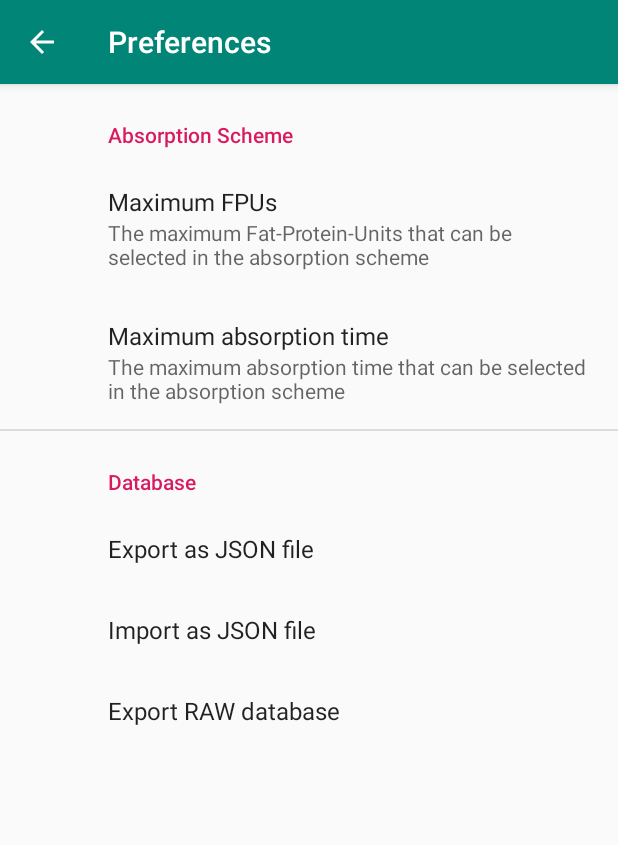
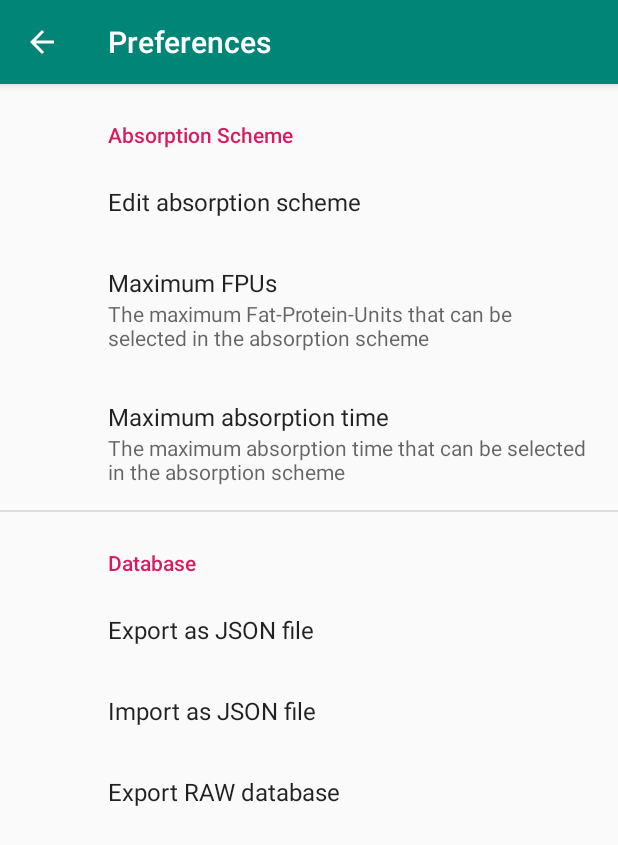
Before and after one commit to UlricusR/Android-EasyFPU, an Android app: the screen it shows after launch (PreferencesActivity), in the options menu, after a tap on "Settings", on a phone screen of 412 x 824 dp. Shown: the top 845 px of the screen. Run offline under Robolectric (Android 15) with nearby library versions, the phone set to English and light mode, and no system bars; our stand-ins replace Room's generated code, androidx.preference.

Commit message:
Moved Absorption Scheme Editing to Settings

```diff
--- a/app/build.gradle
+++ b/app/build.gradle
@@ -7,7 +7,7 @@ android {
         minSdkVersion 24
         targetSdkVersion 28
         versionCode 1
-        versionName "v0.3"
+        versionName "v0.4"
         testInstrumentationRunner "androidx.test.runner.AndroidJUnitRunner"
         javaCompileOptions {
             annotationProcessorOptions {
--- a/app/src/main/java/info/rueth/fpucalculator/presentation/ui/MainActivity.java
+++ b/app/src/main/java/info/rueth/fpucalculator/presentation/ui/MainActivity.java
@@ -152,10 +152,6 @@ public class MainActivity extends AppCompatActivity {
                 // Start preferences activity
                 startActivity(new Intent(this, PreferencesActivity.class));
                 return true;
-            case R.id.action_editabsorptionscheme:
-                // Edit absorption scheme
-                startActivity(new Intent(this, AbsorptionSchemeActivity.class));
-                return true;
             case R.id.action_about:
                 // Show about dialog
                 showAboutDialog();
--- a/app/src/main/java/info/rueth/fpucalculator/presentation/ui/PreferencesFragment.java
+++ b/app/src/main/java/info/rueth/fpucalculator/presentation/ui/PreferencesFragment.java
@@ -33,6 +33,14 @@ public class PreferencesFragment extends PreferenceFragmentCompat {
     @Override
     public void onCreatePreferences(Bundle savedInstanceState, String rootKey) {
         setPreferencesFromResource(R.xml.preferences, rootKey);
+
+        // Add onClickListener for editing absorption scheme
+        Preference editAbsorptionSchemePref = findPreference(getString(R.string.preference_absorptionscheme_edit_key));
+        editAbsorptionSchemePref.setOnPreferenceClickListener(preference -> {
+            // Edit absorption scheme
+            startActivity(new Intent(getContext(), AbsorptionSchemeActivity.class));
+            return true;
+        });
 
         // Add text watcher to avoid that the user enters other than numeric values;
         // this is a workaround because androidx.preference.PreferenceScreen
--- a/app/src/main/res/layout/about.xml
+++ b/app/src/main/res/layout/about.xml
@@ -12,7 +12,6 @@
         android:text="@string/app_descripton" />
 
     <TextView
-        android:id="@+id/about_documentation_link"
         android:layout_width="match_parent"
         android:layout_height="wrap_content"
         android:paddingTop="20dip"
@@ -23,7 +22,6 @@
         android:focusable="true" />
 
     <TextView
-        android:id="@+id/about_github_link"
         android:layout_width="match_parent"
         android:layout_height="wrap_content"
         android:paddingTop="20dip"
--- a/app/src/main/res/layout/activity_new_food.xml
+++ b/app/src/main/res/layout/activity_new_food.xml
@@ -102,7 +102,6 @@
         app:layout_constraintTop_toBottomOf="@+id/calories_label" />
 
     <TextView
-        android:id="@+id/calories_unit"
         android:layout_width="0dp"
         android:layout_height="wrap_content"
         android:layout_marginStart="8dp"
@@ -138,7 +137,6 @@
         app:layout_constraintTop_toBottomOf="@+id/carbs_label" />
 
     <TextView
-        android:id="@+id/carbs_unit"
         android:layout_width="0dp"
         android:layout_height="wrap_content"
         android:layout_marginStart="8dp"
@@ -173,7 +171,6 @@
         app:layout_constraintTop_toBottomOf="@+id/amounttypical_label"/>
 
     <TextView
-        android:id="@+id/comment_label"
         android:layout_width="0dp"
         android:layout_height="wrap_content"
         android:layout_marginTop="8dp"
--- a/app/src/main/res/layout/food_calc_item.xml
+++ b/app/src/main/res/layout/food_calc_item.xml
@@ -10,7 +10,6 @@
     android:background="?attr/selectableItemBackground">
 
     <androidx.constraintlayout.widget.ConstraintLayout
-        android:id="@+id/newmeal_fooditem"
         android:layout_width="match_parent"
         android:layout_height="wrap_content"
         android:padding="@dimen/small_padding">
--- a/app/src/main/res/layout/meal_food_item.xml
+++ b/app/src/main/res/layout/meal_food_item.xml
@@ -11,7 +11,6 @@
     android:background="?attr/selectableItemBackground">
 
     <androidx.constraintlayout.widget.ConstraintLayout
-        android:id="@+id/meal_food_item"
         android:layout_width="match_parent"
         android:layout_height="wrap_content"
         android:padding="@dimen/small_padding">
@@ -68,7 +67,6 @@
             app:layout_constraintBaseline_toBaselineOf="@id/calcmeal_calories_label" />
 
         <TextView
-            android:id="@+id/calcmeal_calories_unit"
             android:text="@string/calories_unit"
             android:layout_width="0dp"
             android:layout_height="wrap_content"
@@ -94,7 +92,6 @@
             app:layout_constraintBaseline_toBaselineOf="@id/calcmeal_carbs_label" />
 
         <TextView
-            android:id="@+id/calcmeal_carbs_unit"
             android:text="@string/carbs_unit"
             android:layout_width="0dp"
             android:layout_height="wrap_content"
@@ -146,7 +143,6 @@
             app:layout_constraintBaseline_toBaselineOf="@id/calcmeal_ecarbs_label" />
 
         <TextView
-            android:id="@+id/calcmeal_ecarbs_unit"
             android:text="@string/unit_gram"
             android:layout_width="0dp"
             android:layout_height="wrap_content"
--- a/app/src/main/res/menu/menu_main.xml
+++ b/app/src/main/res/menu/menu_main.xml
@@ -8,12 +8,6 @@
         android:title="@string/action_settings"
         app:showAsAction="never" />
     <item
-        android:id="@+id/action_editabsorptionscheme"
-        android:orderInCategory="300"
-        android:title="@string/action_editabsorptionscheme"
-        app:showAsAction="never" />
-
-    <item
         android:id="@+id/action_about"
         android:orderInCategory="400"
         android:title="@string/about_dialog"
--- a/app/src/main/res/values/strings.xml
+++ b/app/src/main/res/values/strings.xml
@@ -41,9 +41,6 @@
     <string name="title_activity_editfood">Edit Food</string>
     <string name="backup_complete">Export completed</string>
     <string name="backup_failed">Export failed</string>
-    <string name="action_exportdb_raw">Export raw database</string>
-    <string name="action_exportdb_json">Export database as JSON</string>
-    <string name="backup_cannotwrite">Cannot write to</string>
     <string name="button_add">Add</string>
     <string name="button_remove">Remove</string>
     <string name="action_editabsorptionscheme">Edit absorption scheme</string>
@@ -53,6 +50,8 @@
     <string name="err_newabsorptionblock_absorptiontime">Cannot add absorption block: Absorption time does not fit to existing values</string>
     <string name="dialog_title_newabsorptionblock">New absorption block</string>
     <string name="dialog_message_newabsorptionblock">Enter the absorption time related to the maximum FPUs</string>
+    <string name="preference_absorptionscheme_edit_key" translatable="false">info.rueth.fpucalculator.preference.editabsorptionscheme</string>
+    <string name="preference_absorptionscheme_edit">Edit absorption scheme</string>
     <string name="category_absorptionscheme">Absorption Scheme</string>
     <string name="preference_maxfpu_key" translatable="false">info.rueth.fpucalculator.preference.maxfpu</string>
     <string name="preference_maxfpu">Maximum FPUs</string>
@@ -71,7 +70,6 @@
     <string name="export_notification_channel_description">Export of the FPU Calculator database</string>
     <string name="export_notification_title">FPU Calculator Database Export</string>
     <string name="export_notification_message">Database is being exported</string>
-    <string name="err_directory_not_created">Directory not created:</string>
     <string name="err_filename_missing">Missing file name for database export</string>
     <string name="err_database_not_found">Database not found</string>
     <string name="app_descripton">Calculates carbs, extended carbs (aka. eCarbs or Fake Carbs) and the matching absorption time for individual food or a whole meal.</string>
@@ -83,7 +81,6 @@
     <string name="dbimport_dialog_mode_message">Replace or append to existing data?</string>
     <string name="dbimport_dialog_mode_button_replace">Replace</string>
     <string name="dbimport_dialog_mode_button_append">Append</string>
-    <string name="action_importdb_json">Import database from JSON</string>
     <string name="import_notification_channel_title">FPU Calculator Database Import</string>
     <string name="import_notification_channel_description">Import of the FPU Calculator database</string>
     <string name="import_notification_title">FPU Calculator Database Import</string>
--- a/app/src/main/res/xml/preferences.xml
+++ b/app/src/main/res/xml/preferences.xml
@@ -4,6 +4,10 @@
     <PreferenceCategory
         android:key="category_absorptionscheme"
         android:title="@string/category_absorptionscheme">
+
+        <Preference
+            android:key="@string/preference_absorptionscheme_edit_key"
+            android:title="@string/preference_absorptionscheme_edit" />
 
         <EditTextPreference
             android:key="@string/preference_maxfpu_key"
@@ -34,6 +38,7 @@
         <Preference
             android:key="@string/preference_dbexport_raw_key"
             android:title="@string/preference_dbexport_raw"/>
+
     </PreferenceCategory>
 
 </androidx.preference.PreferenceScreen>
```
Also changed, not shown: app/src/main/AndroidManifest.xml (+5 -10 lines), app/src/main/java/info/rueth/fpucalculator/presentation/ui/AbsorptionSchemeActivity.java (+6 -5 lines), 1 other file.
